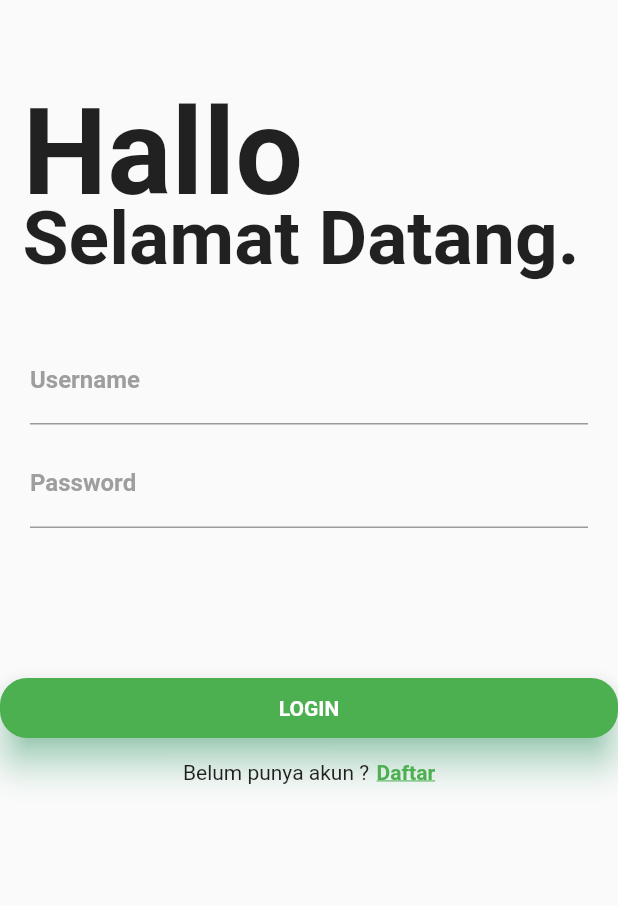
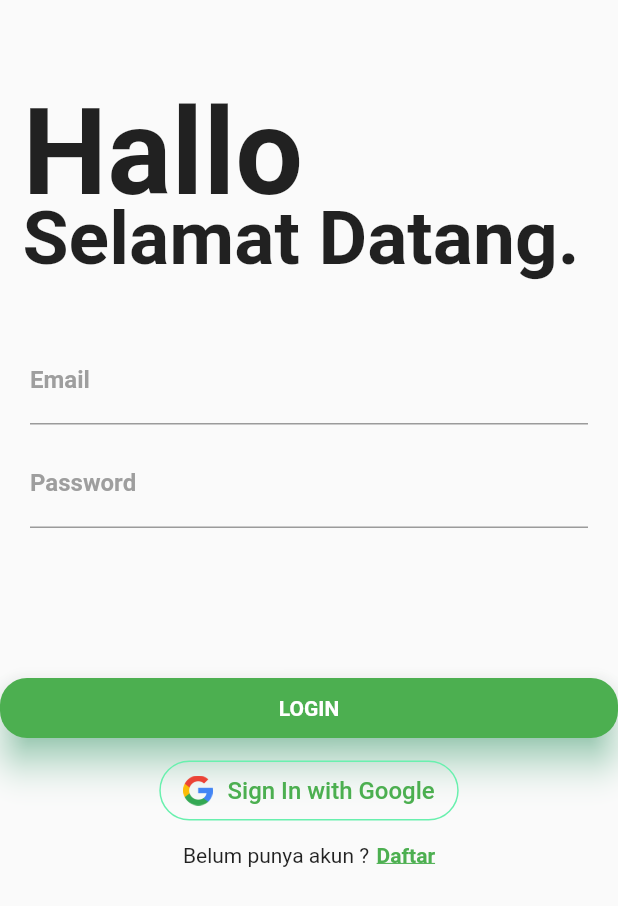
Before and after one commit to AgilRd/Praktik-MCC, a Flutter app: the screen it shows after launch, on a phone screen of 412 x 824 dp. Shown: the top 906 px of the screen. Run offline on Flutter 3.47's test engine with Material 2 defaults, Android fonts, the phone set to English and light mode, and no system bars; our stand-ins replace firebase_auth, flutter_spinkit, google_sign_in; accounts and stored records are empty; Roboto replaces fonts that are missing (Montserrat).

Commit message:
Adding auth and google login

```diff
--- a/prak_mcca/lib/homepage/homepage.dart
+++ b/prak_mcca/lib/homepage/homepage.dart
@@ -2,7 +2,6 @@ import 'package:flutter/material.dart';
 import 'package:prak_mcca/homepage/post.dart';
 import 'package:prak_mcca/homepage/postList.dart';
 import 'package:prak_mcca/homepage/textInput.dart';
-import 'package:prak_mcca/login/login2.dart';
 class MyHomePage extends StatefulWidget {
   final String name;
   MyHomePage(this.name);
--- a/prak_mcca/lib/login/login2.dart
+++ b/prak_mcca/lib/login/login2.dart
@@ -1,63 +1,88 @@
+import 'package:firebase_auth/firebase_auth.dart';
 import 'package:flutter/material.dart';
 import 'package:prak_mcca/homepage/homepage.dart';
-import 'package:prak_mcca/homepage/textInput.dart';
+import 'package:prak_mcca/auth/auth.dart';
 
-import '../homepage/textInput.dart';
-
-class LoginPage2 extends StatefulWidget{
+class LoginPage2 extends StatefulWidget {
   @override
-  _LoginPage2State createState() =>  _LoginPage2State();
+  _LoginPage2State createState() => _LoginPage2State();
 }
 
-class _LoginPage2State extends State<LoginPage2>{
+class _LoginPage2State extends State<LoginPage2> {
+  FirebaseUser user;
+  void click() {
+    signInWithGoogle().then((user) => {
+          Navigator.push(
+              context,
+              MaterialPageRoute(
+                  builder: (context) => MyHomePage(user.displayName)))
+        });
+  }
+
+  Widget googleloginButton() {
+    // ignore: deprecated_member_use
+    return OutlineButton(
+        onPressed: this.click,
+        shape: RoundedRectangleBorder(borderRadius: BorderRadius.circular(45)),
+        splashColor: Colors.greenAccent,
+        borderSide: BorderSide(color: Colors.greenAccent),
+        child: Padding(
+          padding: EdgeInsets.fromLTRB(0, 10, 0, 10),
+          child: Row(
+            mainAxisAlignment: MainAxisAlignment.center,
+            mainAxisSize: MainAxisSize.min,
+            children: <Widget>[
+              Image(image: AssetImage('assets/google_logo.png'), height: 35),
+              Padding(
+                padding: EdgeInsets.only(left: 10),
+                child: Text(
+                  'Sign In with Google',
+                  style: TextStyle(color: Colors.green, fontSize: 16),
+                ),
+              )
+            ],
+          ),
+        ));
+  }
+
   @override
-  Widget build(BuildContext context){
+  Widget build(BuildContext context) {
     return Scaffold(
       resizeToAvoidBottomInset: false,
       body: Column(
         crossAxisAlignment: CrossAxisAlignment.start,
         children: <Widget>[
           Container(
-             child: Stack(
-               children: <Widget> [
+            child: Stack(children: <Widget>[
               Container(
                 padding: EdgeInsets.fromLTRB(15.0, 55.0, 0.0, 0.0),
                 child: Text(
                   'Hallo',
-                     style: TextStyle(
-                       fontSize: 80.0, fontWeight: FontWeight.bold
-                     ),
+                  style: TextStyle(fontSize: 80.0, fontWeight: FontWeight.bold),
                 ),
               ),
               Container(
                 padding: EdgeInsets.fromLTRB(15.0, 130.0, 0.0, 0.0),
                 child: Text(
                   'Selamat Datang.',
-                     style: TextStyle(
-                       fontSize: 50.0, fontWeight: FontWeight.bold
+                  style: TextStyle(fontSize: 50.0, fontWeight: FontWeight.bold),
                 ),
               ),
-                 ),
-
-               ]
-             ),
+            ]),
           ),
           Container(
             padding: EdgeInsets.only(top: 35.0, left: 20.0, right: 20.0),
             child: Column(
-               children: <Widget> [
+              children: <Widget>[
                 TextField(
                   decoration: InputDecoration(
-                     labelText: 'Username',
+                      labelText: 'Email',
                       labelStyle: TextStyle(
                           fontFamily: 'Montserrat',
                           fontWeight: FontWeight.bold,
-                       color: Colors.grey
-                     ),
+                          color: Colors.grey),
                       focusedBorder: UnderlineInputBorder(
-                       borderSide: BorderSide(color: Colors.green)
-                     )
-                   ),
+                          borderSide: BorderSide(color: Colors.green))),
                 ),
                 SizedBox(height: 10.0),
                 TextField(
@@ -66,12 +91,9 @@ class _LoginPage2State extends State<LoginPage2>{
                       labelStyle: TextStyle(
                           fontFamily: 'Montserrat',
                           fontWeight: FontWeight.bold,
-                       color: Colors.grey
-                     ),
+                          color: Colors.grey),
                       focusedBorder: UnderlineInputBorder(
-                       borderSide: BorderSide(color: Colors.green)
-                     )
-                   ),
+                          borderSide: BorderSide(color: Colors.green))),
                   obscureText: true,
                 )
               ],
@@ -87,41 +109,52 @@ class _LoginPage2State extends State<LoginPage2>{
               elevation: 10.0,
               child: GestureDetector(
                 onTap: () {
-
+                  Navigator.push(
+                      context,
+                      MaterialPageRoute(
+                          builder: (context) => MyHomePage(user.displayName)));
                 },
                 child: Center(
                   child: Text(
                     'LOGIN',
-                     style:  TextStyle(
+                    style: TextStyle(
                         color: Colors.white,
                         fontWeight: FontWeight.bold,
-                       fontFamily: 'Montserrat'
+                        fontFamily: 'Montserrat'),
                   ),
                 ),
               ),
             ),
           ),
+          SizedBox(
+            height: 15,
           ),
-           SizedBox(height: 15.0,),
+          Center(
+            child: Container(
+              height: 40.0,
+              child: googleloginButton(),
+            ),
+          ),
+          SizedBox(
+            height: 15.0,
+          ),
           Row(
             mainAxisAlignment: MainAxisAlignment.center,
             children: <Widget>[
               Text(
                 'Belum punya akun ?',
-                 style: TextStyle(
-                   fontFamily: 'Montserrat '
-                 ),
+                style: TextStyle(fontFamily: 'Montserrat '),
               ),
               SizedBox(width: 5.0),
               InkWell(
                 onTap: () {},
-                  child: Text('Daftar',
-                  style:TextStyle(
+                child: Text(
+                  'Daftar',
+                  style: TextStyle(
                       color: Colors.green,
                       fontFamily: 'Montserrat',
                       fontWeight: FontWeight.bold,
-                    decoration: TextDecoration.underline
-                  ),
+                      decoration: TextDecoration.underline),
                 ),
               ),
             ],
@@ -129,6 +162,5 @@ class _LoginPage2State extends State<LoginPage2>{
         ],
       ),
     );
-
   }
 }
--- a/prak_mcca/lib/main.dart
+++ b/prak_mcca/lib/main.dart
@@ -1,8 +1,5 @@
 import 'package:flutter/material.dart';
-import 'package:prak_mcca/splasScreen2.dart';
 
-import 'homepage/textInput.dart';
-import 'login/login.dart';
 import 'login/login2.dart';
 //import 'splasScreen.dart';
 
@@ -16,7 +13,6 @@ class MyApp extends StatelessWidget {
   @override
   Widget build(BuildContext context) {
     return MaterialApp(
-
       title: 'Flutter Demo',
       theme: ThemeData(
         primarySwatch: Colors.yellow,
--- a/prak_mcca/lib/splasScreen2.dart
+++ b/prak_mcca/lib/splasScreen2.dart
@@ -15,7 +15,7 @@ class _SplashScreenState extends State<SplashScreen> {
     super.initState();
 
     Timer(
-        Duration(seconds: 3),
+        Duration(seconds: 5),
         () => Navigator.push(
             context, MaterialPageRoute(builder: (context) => LoginPage())));
   }
--- a/prak_mcca/pubspec.yaml
+++ b/prak_mcca/pubspec.yaml
@@ -23,6 +23,8 @@ environment:
 dependencies:
   flutter:
     sdk: flutter
+  firebase_auth: ^0.14.0+5
+  google_sign_in: ^4.4.4
 
 
   # The following adds the Cupertino Icons font to your application.
@@ -51,7 +53,8 @@ flutter:
   #   - images/a_dot_burr.jpeg
   #   - images/a_dot_ham.jpeg
   assets:
-    - images/image.png
+  - assets/
+  - images/image.png
 
 
   # An image asset can refer to one or more resolution-specific "variants", see
```
Also changed, not shown: prak_mcca/lib/auth/auth.dart (added, +30 -0 lines), prak_mcca/assets/google_logo.png (added), prak_mcca/pubspec.lock, 2 other files. Lines whose indentation alone changed are shown as unchanged.
